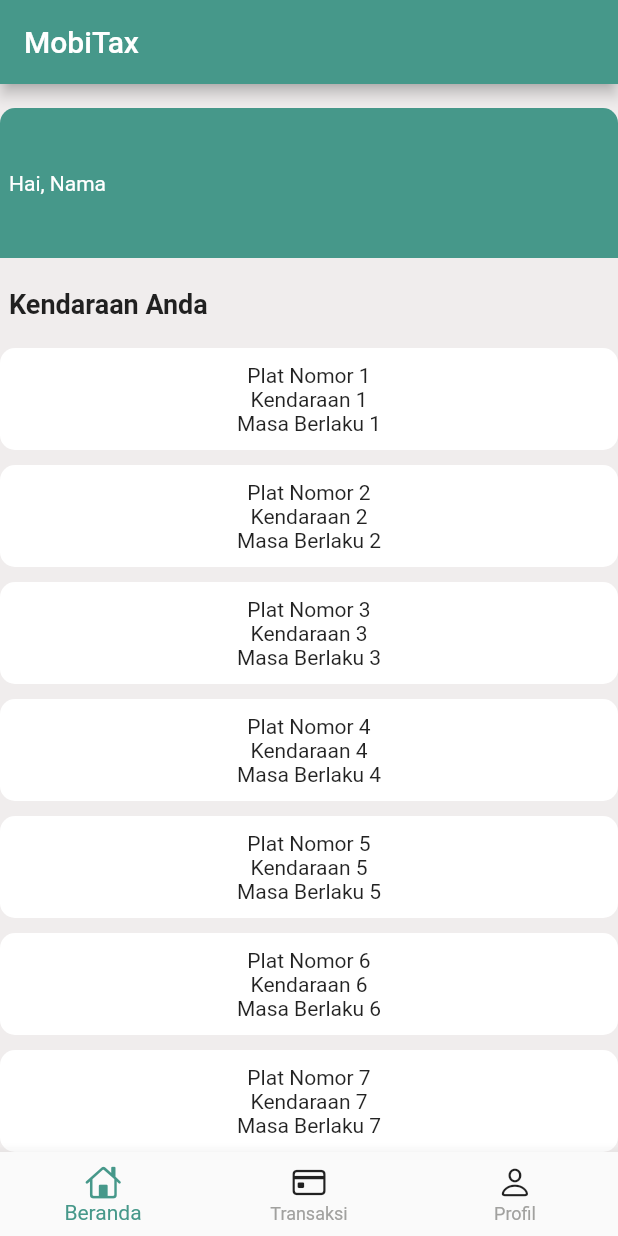
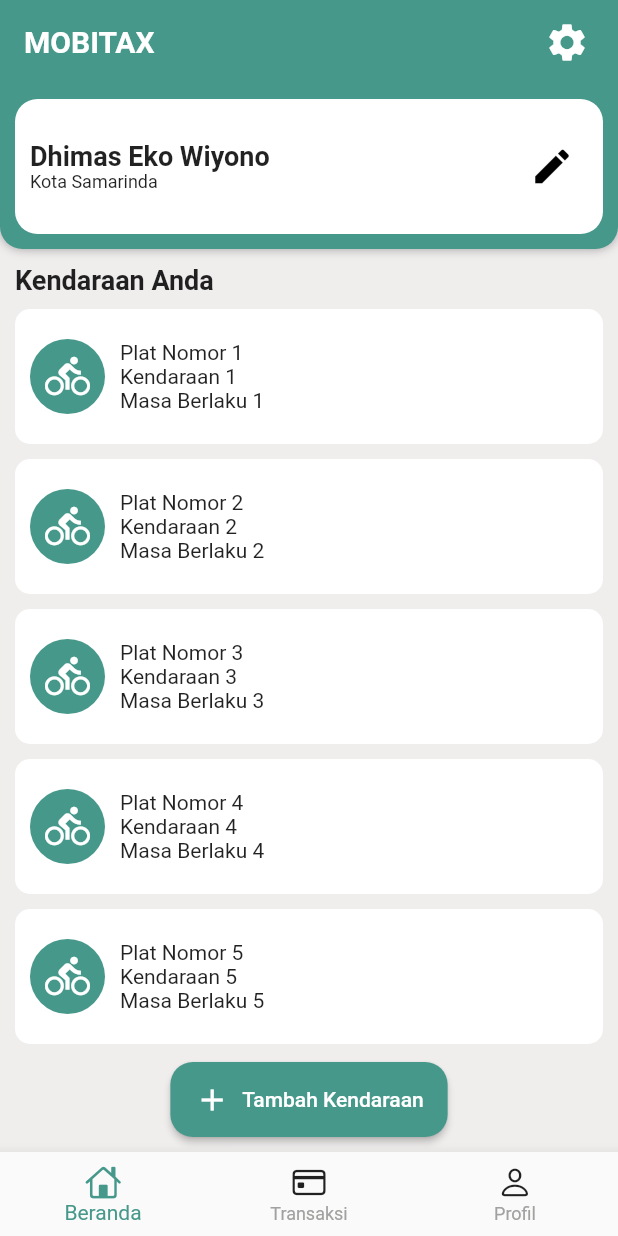
Before and after one commit to IkhwanWahyudi/MobiTax, a Flutter app: the screen it shows after launch, after a tap on "Masuk", on a phone screen of 412 x 824 dp. Run offline on Flutter 3.47's test engine with Material 2 defaults, Android fonts, the light colour scheme and no system bars.

Commit message:
tambah icon

```diff
--- a/lib/home_page.dart
+++ b/lib/home_page.dart
@@ -12,57 +12,127 @@ class MyHomePage extends StatelessWidget {
     return Scaffold(
       backgroundColor: const Color.fromARGB(255, 240, 237, 237),
       appBar: AppBar(
-        backgroundColor: const Color.fromRGBO(70, 152, 138, 1),
-        // backgroundColor: Colors.white,
+        backgroundColor: Color.fromRGBO(70,152,138, 1),
         title: const Text(
-          "MobiTax",
-          style: TextStyle(color: Colors.white),
+          "MOBITAX",
+          style: TextStyle(
+            color: Colors.white,
+            fontSize: 20,
+            fontWeight: FontWeight.bold,
           ),
+        ),
+        elevation: 0,
+        actions: [
+          Container(
+            margin: EdgeInsets.only(right: 10.0),
+            child: IconButton(
+              onPressed: () {
+                // Buat ke setting
+              },
+              icon: Icon(
+                Icons.settings,
+                size: 30,
+                color: Colors.white,
+              ),
+            ),
+          ),
+        ],
         automaticallyImplyLeading: false,
+        //centerTitle: true,
       ),
-      body: SingleChildScrollView(
-        child: Container(
-          padding: const EdgeInsets.only(top:16, bottom: 16),
+      body: Center(
         child: Column(
-            mainAxisAlignment: MainAxisAlignment.spaceAround,
           children: [
             Container(
-                height: 100,
-                padding: const EdgeInsets.all(6),
+              height: 110,
               width: double.infinity,
-                // color: Colors.amber,
-                alignment: Alignment.centerLeft,
-                decoration: const BoxDecoration(
-                    color: const Color.fromRGBO(70, 152, 138, 1),
+              decoration: BoxDecoration(
+                //color: Color.fromRGBO(255,192,27, 1),
+                color: Color.fromRGBO(70,152,138, 1),
                 borderRadius: BorderRadius.only(
-                        topLeft: Radius.circular(10),
-                        topRight: Radius.circular(10))),
-                child: const Text(
-                  "Hai, Nama",
-                  style: TextStyle(color: Colors.white),
+                  bottomLeft: Radius.circular(15),
+                  bottomRight: Radius.circular(15),
+                ),
+                boxShadow: [
+                  BoxShadow(
+                    color: Colors.grey, // warna bayangan
+                    blurRadius: 5, // radius blur bayangan
+                    offset: Offset(0, 0), // pergeseran bayangan (horizontal, vertical)
+                  ),
+                ],
+              ),
+              child: Container(
+                margin: EdgeInsets.all(10),
+                padding: EdgeInsets.all(10),
+                width: 50,
+                height: 10,
+                decoration: BoxDecoration(
+                  color: Colors.white,
+                  borderRadius: BorderRadius.circular(15),
+                ),
+                child: Row(
+                  mainAxisAlignment: MainAxisAlignment.spaceBetween,
+                  children: [
+                    Container(
+                      child: Column(
+                        crossAxisAlignment: CrossAxisAlignment.start,
+                        mainAxisAlignment: MainAxisAlignment.center,
+                        children: [
+                          Container(
+                            child: Text(
+                              "Dhimas Eko Wiyono",
+                              style: TextStyle(
+                                fontSize: 18,
+                                fontWeight: FontWeight.bold,
                               ),
                             ),
-              const SizedBox(height: 20),
+                          ),
+                          Container(
+                            child: Text(
+                              "Kota Samarinda",
+                              style: TextStyle(
+                                fontSize: 12,
+                              ),
+                            ),
+                          )
+                        ],
+                      ),
+                    ),
+                    IconButton(
+                      //padding: EdgeInsets.all(10),
+                      icon: Icon(
+                        Icons.edit,
+                        color: Colors.black,
+                        size: 30,
+                      ),
+                      onPressed: () {
+                        // Logika ketika tombol di tekan
+                      },
+                    ),
+                  ],
+                ),
+              ),
+            ),
             Container(
               height: 20,
               // width: double.infinity,
               width: lebar,
               // color: Colors.green,
-                padding: const EdgeInsets.only(
-                  left: 6,
-                ),
+              // padding: const EdgeInsets.only(
+              //   left: 6,
+              // ),
+              margin: EdgeInsets.all(10),
               alignment: Alignment.centerLeft,
               child: const Text(
                 "Kendaraan Anda",
                 style: TextStyle(fontSize: 18, fontWeight: FontWeight.bold),
               ),
             ),
-              const SizedBox(
-                height: 20,
-              ),
-              ListView.builder(
+
+            Expanded(
+                child : ListView.builder(
                   shrinkWrap: true,
-                physics: const NeverScrollableScrollPhysics(),
+                  //physics: const NeverScrollableScrollPhysics(),
                   itemCount: 10,
                   itemBuilder: (context, index) {
                     // Menambahkan fungsi GestureDetector untuk navigasi
@@ -80,16 +150,48 @@ class MyHomePage extends StatelessWidget {
                         children: [
                           Container(
                             width: lebar,
+                            height: 90,
                             decoration: BoxDecoration(
                               color: Colors.white,
                               borderRadius: BorderRadius.circular(10),
                             ),
-                          padding: EdgeInsets.symmetric(vertical: 10.0),
+                            // padding: EdgeInsets.symmetric(vertical: 15.0),
+                            padding: EdgeInsets.all(10),
+                            margin: EdgeInsets.only(left: 10,right: 10),
+                            // child: Column(
+                            //   children: [
+                            //     Text("Plat Nomor ${index + 1}"),
+                            //     Text("Kendaraan ${index + 1}"),
+                            //     Text("Masa Berlaku ${index + 1}")
+                            //   ],
+                            // ),
+                            child: Row(
+                              children: [
+                                Container(
+                                  width: 50,
+                                  height: 50,
+                                  decoration: BoxDecoration(
+                                    shape: BoxShape.circle,
+                                    color: Color.fromRGBO(70,152,138, 1),
+                                  ),
+                                  child: Icon(
+                                    Icons.directions_bike,
+                                    color: Colors.white,
+                                    size: 30,
+                                  ),
+                                ),
+                                Container(
+                                  margin: EdgeInsets.only(left: 10),
                                   child: Column(
+                                    crossAxisAlignment: CrossAxisAlignment.start,
+                                    mainAxisAlignment: MainAxisAlignment.center,
                                     children: [
                                       Text("Plat Nomor ${index + 1}"),
                                       Text("Kendaraan ${index + 1}"),
                                       Text("Masa Berlaku ${index + 1}")
+                                    ],
+                                  ),
+                                )
                               ],
                             ),
                           ),
@@ -100,29 +202,32 @@ class MyHomePage extends StatelessWidget {
                       ),
                     );
                   },
+                )
             ),
-              SizedBox(
-                height: 20,
-              ),
-              ElevatedButton.icon(
-                onPressed: () {},
+            Container(
+              margin: EdgeInsets.all(10), // Tambahkan margin pada Container jika diinginkan
+              child: ElevatedButton.icon(
+                onPressed: () {
+                  // Logika ketika tombol ditekan
+                },
                 style: ElevatedButton.styleFrom(
                   backgroundColor: const Color.fromRGBO(70, 152, 138, 1),
-                  minimumSize:
-                      const Size(150, 50), // Atur lebar dan tinggi button
+                  minimumSize: const Size(150, 50), // Atur lebar dan tinggi button
                   padding: const EdgeInsets.symmetric(
                     vertical: 10,
-                      horizontal: 16), // Padding di sekitar icon dan teks
+                    horizontal: 16,
+                  ), // Padding di sekitar icon dan teks
                   shape: RoundedRectangleBorder(
                     borderRadius: BorderRadius.circular(
-                        30.0), // Mengatur radius untuk membuat button rounded
+                      15.0, // Mengatur radius untuk membuat button rounded
+                    ),
                   ),
                 ),
                 icon: const Icon(Icons.add),
                 label: const Text('Tambah Kendaraan'),
               ),
+            ),
           ],
-          ),
         ),
       ),
       // bottomNavigationBar: SizedBox(
```
Lines whose indentation alone changed are shown as unchanged.
